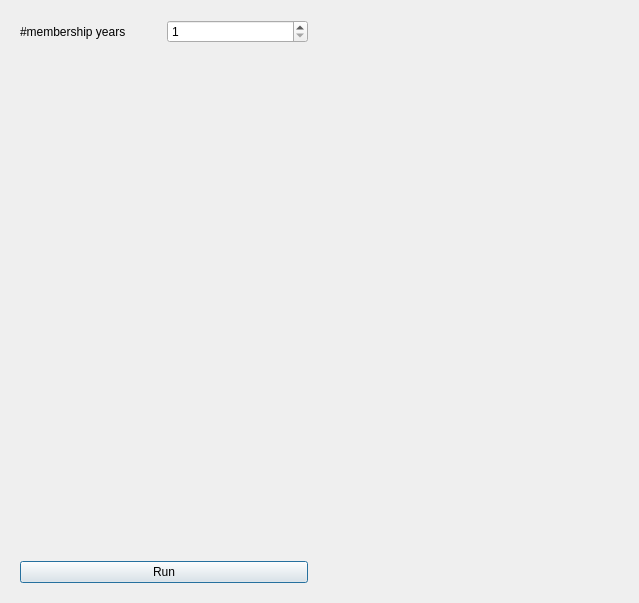
Above: qtinvestigatemyclickwinnersmaindialog.ui from richelbilderbeek/InvestigateMyClickWinners before the change. Below: the same form after it.
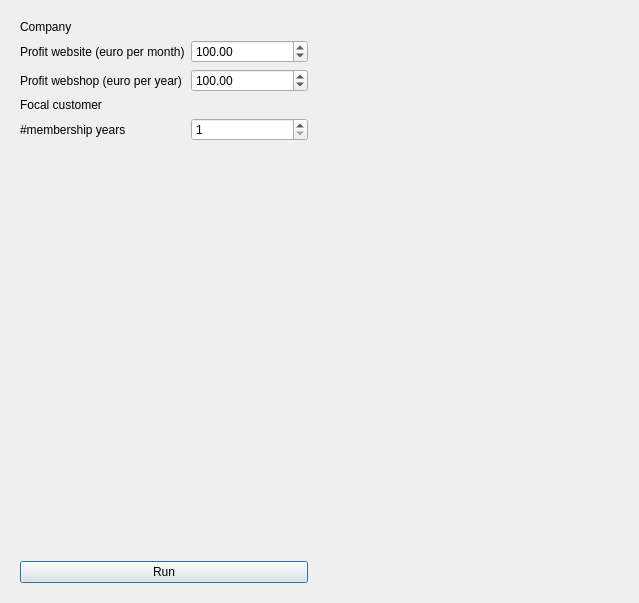
That is the form after the change. Custom widgets are drawn as their Qt base class.

What changed in the file:
```diff
--- a/qtinvestigatemyclickwinnersmaindialog.ui
+++ b/qtinvestigatemyclickwinnersmaindialog.ui
@@ -17,7 +17,7 @@
    <item>
     <widget class="QWidget" name="widget" native="true">
      <layout class="QGridLayout" name="gridLayout">
-      <item row="2" column="1">
+      <item row="4" column="1">
        <widget class="QSpinBox" name="box_n_membership_years">
         <property name="minimum">
          <number>1</number>
@@ -27,21 +27,21 @@
         </property>
        </widget>
       </item>
-      <item row="2" column="0">
+      <item row="4" column="0">
        <widget class="QLabel" name="label_n_membership_years">
         <property name="text">
          <string>#membership years</string>
         </property>
        </widget>
       </item>
-      <item row="4" column="0" colspan="2">
+      <item row="6" column="0" colspan="2">
        <widget class="QPushButton" name="button_run">
         <property name="text">
          <string>Run</string>
         </property>
        </widget>
       </item>
-      <item row="3" column="0">
+      <item row="5" column="0">
        <spacer name="verticalSpacer">
         <property name="orientation">
          <enum>Qt::Vertical</enum>
@@ -54,6 +54,57 @@
         </property>
        </spacer>
       </item>
+      <item row="0" column="0" colspan="2">
+       <widget class="QLabel" name="label_company">
+        <property name="text">
+         <string>Company</string>
+        </property>
+       </widget>
+      </item>
+      <item row="3" column="0" colspan="2">
+       <widget class="QLabel" name="label_focal_customer">
+        <property name="text">
+         <string>Focal customer</string>
+        </property>
+       </widget>
+      </item>
+      <item row="1" column="0">
+       <widget class="QLabel" name="label_profit_website">
+        <property name="text">
+         <string>Profit website (euro per month)</string>
+        </property>
+       </widget>
+      </item>
+      <item row="2" column="0">
+       <widget class="QLabel" name="label_profit_webshop">
+        <property name="text">
+         <string>Profit webshop (euro per year)</string>
+        </property>
+       </widget>
+      </item>
+      <item row="2" column="1">
+       <widget class="QDoubleSpinBox" name="box_profit_webshop_euro_per_year">
+        <property name="maximum">
+         <double>1000000.000000000000000</double>
+        </property>
+        <property name="value">
+         <double>100.000000000000000</double>
+        </property>
+       </widget>
+      </item>
+      <item row="1" column="1">
+       <widget class="QDoubleSpinBox" name="box_profit_website_euro_per_month">
+        <property name="decimals">
+         <number>2</number>
+        </property>
+        <property name="maximum">
+         <double>1000000.000000000000000</double>
+        </property>
+        <property name="value">
+         <double>100.000000000000000</double>
+        </property>
+       </widget>
+      </item>
      </layout>
     </widget>
    </item>
```
Left out of the diff: 6 changed lines with no effect on the pictures.
